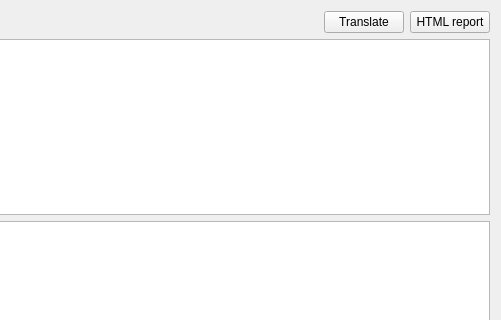
Above: utils/pixivindextab.ui from kernel1024/jpreader before the change; both pictures show x 214 to 715 and y 0 to 320 of the 715 by 410 pixel window. Below: the same form after it.
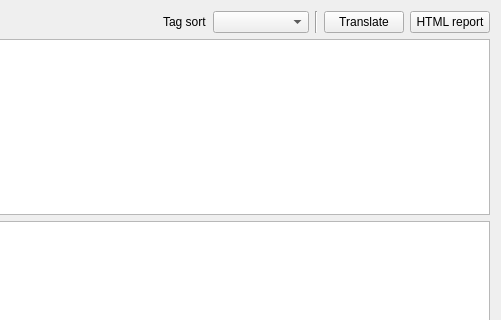
That is the form after the change.

Commit message: Additional combobox for fast tag sorting selection for pixiv index tab.

What changed in the file:
```diff
--- a/utils/pixivindextab.ui
+++ b/utils/pixivindextab.ui
@@ -36,6 +36,30 @@
        </property>
       </spacer>
      </item>
+     <item>
+      <widget class="QLabel" name="label">
+       <property name="text">
+        <string>Tag sort</string>
+       </property>
+       <property name="buddy">
+        <cstring>comboSort</cstring>
+       </property>
+      </widget>
+     </item>
+     <item>
+      <widget class="QComboBox" name="comboSort">
+       <property name="placeholderText">
+        <string>- select tag -</string>
+       </property>
+      </widget>
+     </item>
+     <item>
+      <widget class="Line" name="line">
+       <property name="orientation">
+        <enum>Qt::Vertical</enum>
+       </property>
+      </widget>
+     </item>
      <item>
       <widget class="QPushButton" name="buttonTranslateTitles">
        <property name="text">
```
Left out of the diff: 3 changed lines with no effect on the pictures. The commit also changes 2 other files.
